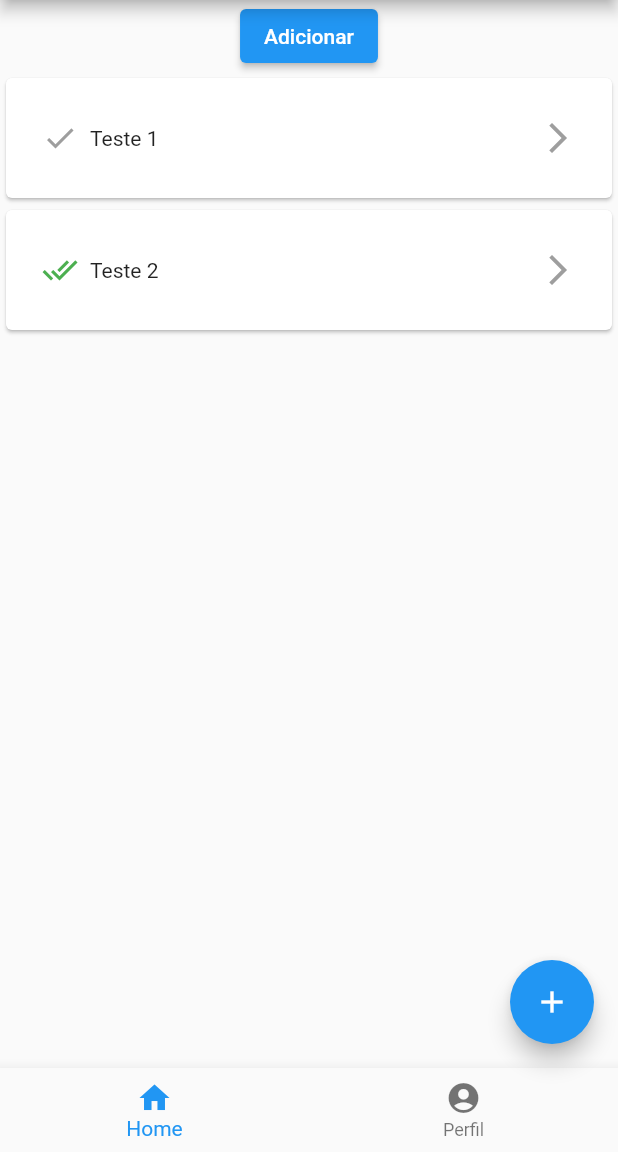
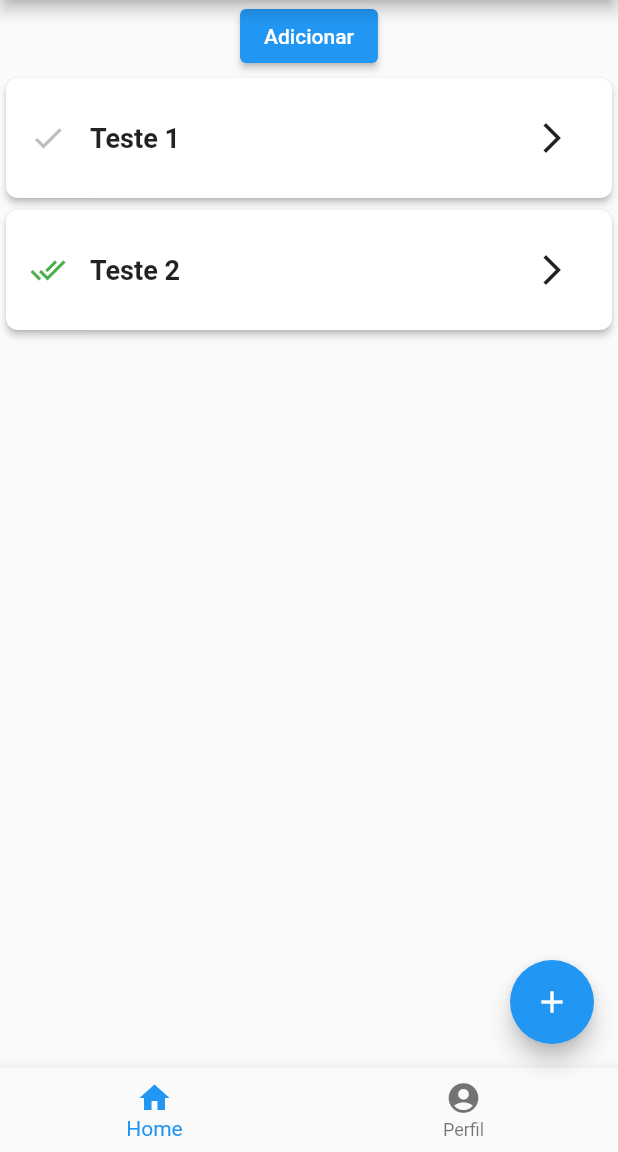
Before and after one commit to AndersonSantanaMjv/shcool, a Flutter app: the screen it shows after launch, on a phone screen of 412 x 824 dp, the part 84-1236 px from its top. Run offline on Flutter 3.47's test engine with Material 2 defaults, Android fonts, the phone set to English and light mode, and no system bars.

Commit message:
trabalho de casa

```diff
--- a/lib/components/custom_card_list_component.dart
+++ /dev/null
@@ -1,43 +0,0 @@
-import 'package:flutter/material.dart';
-import 'package:shcool/components/spacer_component.dart';
-
-class CustomCardListItem extends StatelessWidget {
-  final IconData icon;
-  final Color iconColor;
-  final String title;
-
-  const CustomCardListItem({
-    super.key,
-    required this.icon,
-    required this.iconColor,
-    required this.title,
-  });
-
-  @override
-  Widget build(BuildContext context) {
-    return Card(
-      child: Padding(
-        padding: const EdgeInsets.all(24.0),
-        child: Row(
-          children: [
-            Icon(
-              icon,
-              color: iconColor,
-            ),
-            Padding(
-              padding: const EdgeInsets.all(8.0),
-              child: Text(title),
-            ),
-            const SpacerComponent(
-              isFull: true,
-            ),
-            const Icon(
-              Icons.arrow_forward_ios,
-              color: Colors.grey,
-            ),
-          ],
-        ),
-      ),
-    );
-  }
-}
--- a/lib/pages/home/abas/afazeres_tab.dart
+++ b/lib/pages/home/abas/afazeres_tab.dart
@@ -1,9 +1,7 @@
 import 'package:flutter/material.dart';
-import 'package:shcool/components/icon_button_compoment.dart';
 import 'package:shcool/components/spacer_component.dart';
 import 'package:shcool/entities/afazer_entity.dart';
-
-import '../../../components/custom_card_list_component.dart';
+import 'package:shcool/pages/home/components/item_widget.dart';
 
 class AfazeresTab extends StatefulWidget {
   const AfazeresTab({
@@ -16,14 +14,6 @@ class AfazeresTab extends StatefulWidget {
 
 class _AfazeresTab extends State<AfazeresTab> {
   late List<AfazerEntity> _listaAfazeres;
-
-  void handleExcluir(int index) {
-    _listaAfazeres.removeAt(index);
-
-    setState(() {
-      _listaAfazeres = _listaAfazeres;
-    });
-  }
 
   void handleAdicionar() {
     final item = AfazerEntity(
@@ -41,9 +31,15 @@ class _AfazeresTab extends State<AfazeresTab> {
     });
   }
 
+  void handleExcluir(int index) {
+    _listaAfazeres.removeAt(index);
+    setState(() {
+      _listaAfazeres = _listaAfazeres;
+    });
+  }
+
   @override
   void initState() {
-    super.initState();
     _listaAfazeres = [
       AfazerEntity(
         uuid: 'teste1',
@@ -60,15 +56,15 @@ class _AfazeresTab extends State<AfazeresTab> {
         isConcluido: true,
       ),
     ];
+    super.initState();
   }
 
   @override
   Widget build(BuildContext context) {
-    return Column(children: [
+    return Column(
+      children: [
         ElevatedButton(
-        onPressed: () {
-          handleAdicionar();
-        },
+          onPressed: handleAdicionar,
           child: const Text('Adicionar'),
         ),
         SizedBox(
@@ -78,7 +74,6 @@ class _AfazeresTab extends State<AfazeresTab> {
             itemCount: _listaAfazeres.length,
             itemBuilder: (context, index) {
               final item = _listaAfazeres.elementAt(index);
-              final isConcluido = item.isConcluido ?? false;
               return Dismissible(
                 key: Key(item.uuid),
                 onDismissed: (direction) {
@@ -86,15 +81,18 @@ class _AfazeresTab extends State<AfazeresTab> {
                     handleExcluir(index);
                   }
                 },
-                child: CustomCardListItem(
-                  icon: isConcluido ? Icons.done_all : Icons.done,
-                  iconColor: isConcluido ? Colors.green : Colors.grey,
-                  title: item.titulo,
+                child: ItemWidget(
+                  item: item,
+                  onPressed: () {
+                    handleAdicionar();
+                  },
                 ),
               );
-            }),
+            },
+          ),
         ),
         const SpacerComponent(),
-    ]);
+      ],
+    );
   }
 }
--- /dev/null
+++ b/lib/pages/home/components/item_widget.dart
@@ -0,0 +1,51 @@
+import 'package:flutter/material.dart';
+import 'package:shcool/components/spacer_component.dart';
+import 'package:shcool/entities/afazer_entity.dart';
+
+import '../../../components/icon_button_compoment.dart';
+
+class ItemWidget extends StatelessWidget {
+  final AfazerEntity item;
+  final Function() onPressed;
+
+  const ItemWidget({
+    super.key,
+    required this.item,
+    required this.onPressed,
+  });
+
+  Widget status() {
+    final icon = item.isConcluido == true ? Icons.done_all : Icons.done;
+    final color = item.isConcluido == true ? Colors.green : Colors.grey[400];
+    return Icon(icon, color: color);
+  }
+
+  @override
+  Widget build(BuildContext context) {
+    return SizedBox(
+      width: double.infinity,
+      child: Card(
+        elevation: 2.0,
+        shape: RoundedRectangleBorder(
+          borderRadius: BorderRadius.circular(8),
+        ),
+        child: Padding(
+          padding: const EdgeInsets.all(16.0),
+          child: Row(children: [
+            status(),
+            const SpacerComponent(isHorizontal: true),
+            Text(
+              item.titulo,
+              style: const TextStyle(fontSize: 18, fontWeight: FontWeight.bold),
+            ),
+            const SpacerComponent(isFull: true),
+            IconButtonComponent(
+              icon: Icons.arrow_forward_ios,
+              onPressed: onPressed,
+            )
+          ]),
+        ),
+      ),
+    );
+  }
+}
```
Lines whose indentation alone changed are shown as unchanged.
